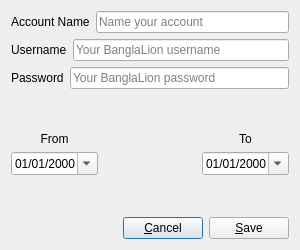
Above: accountdialog.ui from nsmgr8/BLUsage-qt4 before the change. Below: the same form after it.
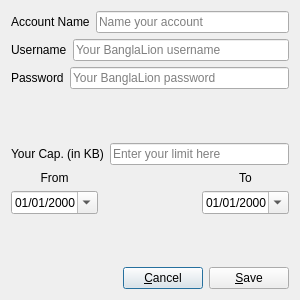
That is the form after the change.

```diff
--- a/accountdialog.ui
+++ b/accountdialog.ui
@@ -7,19 +7,19 @@
     <x>0</x>
     <y>0</y>
     <width>300</width>
-    <height>250</height>
+    <height>300</height>
    </rect>
   </property>
   <property name="minimumSize">
    <size>
     <width>300</width>
-    <height>250</height>
+    <height>300</height>
    </size>
   </property>
   <property name="maximumSize">
    <size>
     <width>300</width>
-    <height>250</height>
+    <height>300</height>
    </size>
   </property>
   <property name="windowTitle">
@@ -97,6 +97,27 @@
     </spacer>
    </item>
    <item row="4" column="0">
+    <layout class="QHBoxLayout" name="horizontalLayout_6">
+     <item>
+      <widget class="QLabel" name="label_6">
+       <property name="text">
+        <string>Your Cap. (in KB)</string>
+       </property>
+      </widget>
+     </item>
+     <item>
+      <widget class="QLineEdit" name="capEdit">
+       <property name="echoMode">
+        <enum>QLineEdit::Normal</enum>
+       </property>
+       <property name="placeholderText">
+        <string>Enter your limit here</string>
+       </property>
+      </widget>
+     </item>
+    </layout>
+   </item>
+   <item row="5" column="0">
     <layout class="QHBoxLayout" name="horizontalLayout_3">
      <item>
       <layout class="QVBoxLayout" name="verticalLayout">
@@ -161,20 +182,20 @@
      </item>
     </layout>
    </item>
-   <item row="5" column="0">
-    <spacer name="verticalSpacer_2">
-     <property name="orientation">
-      <enum>Qt::Vertical</enum>
-     </property>
-     <property name="sizeHint" stdset="0">
-      <size>
-       <width>135</width>
-       <height>10</height>
-      </size>
-     </property>
-    </spacer>
-   </item>
    <item row="6" column="0">
+    <spacer name="verticalSpacer_2">
+     <property name="orientation">
+      <enum>Qt::Vertical</enum>
+     </property>
+     <property name="sizeHint" stdset="0">
+      <size>
+       <width>135</width>
+       <height>10</height>
+      </size>
+     </property>
+    </spacer>
+   </item>
+   <item row="7" column="0">
     <layout class="QHBoxLayout" name="horizontalLayout_5">
      <item>
       <spacer name="horizontalSpacer_2">
```
